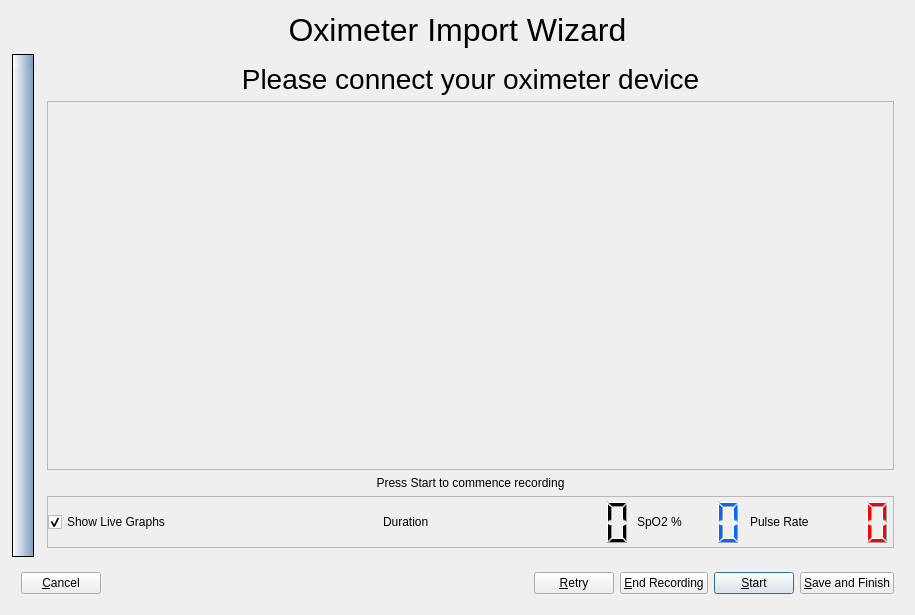
Qt form sleepyhead/oximeterimport.ui (sbonaime/sleepyhead-code.) before a commit.
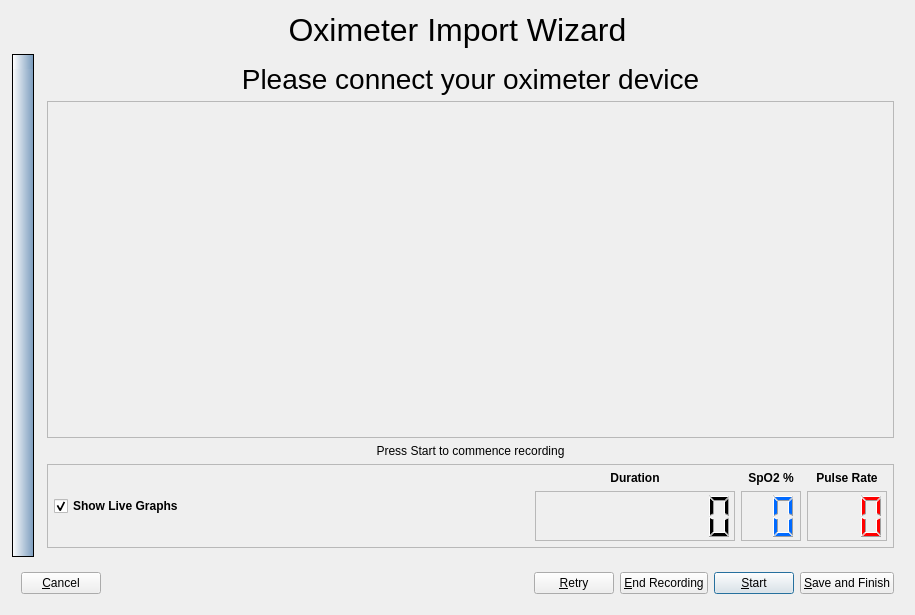
The same form after that commit. The open tabs and pages were chosen to show the change. Icons and pictures are not drawn.

Commit message: Don't update so much when live oximetry graphs are switched off

```diff
--- a/sleepyhead/oximeterimport.ui
+++ b/sleepyhead/oximeterimport.ui
@@ -970,24 +970,28 @@
            </property>
            <layout class="QHBoxLayout" name="horizontalLayout_7">
             <property name="spacing">
-             <number>4</number>
+             <number>6</number>
             </property>
             <property name="leftMargin">
-             <number>0</number>
+             <number>6</number>
             </property>
             <property name="topMargin">
-             <number>0</number>
+             <number>6</number>
             </property>
             <property name="rightMargin">
-             <number>0</number>
+             <number>6</number>
             </property>
             <property name="bottomMargin">
-             <number>0</number>
+             <number>6</number>
             </property>
-            <item>
-             <layout class="QHBoxLayout" name="horizontalLayout_6">
               <item>
                <widget class="QCheckBox" name="showLiveGraphs">
+              <property name="font">
+               <font>
+                <weight>75</weight>
+                <bold>true</bold>
+               </font>
+              </property>
                 <property name="text">
                  <string>Show Live Graphs</string>
                 </property>
@@ -1003,17 +1007,28 @@
                 </property>
                 <property name="sizeHint" stdset="0">
                  <size>
-                  <width>40</width>
+                <width>139</width>
                   <height>20</height>
                  </size>
                 </property>
                </spacer>
               </item>
+            <item>
+             <layout class="QVBoxLayout" name="verticalLayout_8">
               <item>
                <widget class="QLabel" name="label_4">
+                <property name="font">
+                 <font>
+                  <weight>75</weight>
+                  <bold>true</bold>
+                 </font>
+                </property>
                 <property name="text">
                  <string>Duration</string>
                 </property>
+                <property name="alignment">
+                 <set>Qt::AlignHCenter|Qt::AlignTop</set>
+                </property>
                </widget>
               </item>
               <item>
@@ -1021,22 +1036,35 @@
                 <property name="minimumSize">
                  <size>
                   <width>200</width>
-                  <height>0</height>
+                  <height>50</height>
                  </size>
                 </property>
                 <property name="frameShape">
-                 <enum>QFrame::NoFrame</enum>
+                 <enum>QFrame::StyledPanel</enum>
                 </property>
                 <property name="digitCount">
                  <number>8</number>
                 </property>
                </widget>
               </item>
+             </layout>
+            </item>
+            <item>
+             <layout class="QVBoxLayout" name="verticalLayout_9">
               <item>
                <widget class="QLabel" name="label_7">
+                <property name="font">
+                 <font>
+                  <weight>75</weight>
+                  <bold>true</bold>
+                 </font>
+                </property>
                 <property name="text">
                  <string>SpO2 %</string>
                 </property>
+                <property name="alignment">
+                 <set>Qt::AlignHCenter|Qt::AlignTop</set>
+                </property>
                </widget>
               </item>
               <item>
@@ -1094,18 +1122,31 @@
                  <enum>Qt::LeftToRight</enum>
                 </property>
                 <property name="frameShape">
-                 <enum>QFrame::NoFrame</enum>
+                 <enum>QFrame::StyledPanel</enum>
                 </property>
                 <property name="digitCount">
                  <number>2</number>
                 </property>
                </widget>
               </item>
+             </layout>
+            </item>
+            <item>
+             <layout class="QVBoxLayout" name="verticalLayout_14">
               <item>
                <widget class="QLabel" name="label_8">
+                <property name="font">
+                 <font>
+                  <weight>75</weight>
+                  <bold>true</bold>
+                 </font>
+                </property>
                 <property name="text">
                  <string>Pulse Rate</string>
                 </property>
+                <property name="alignment">
+                 <set>Qt::AlignHCenter|Qt::AlignTop</set>
+                </property>
                </widget>
               </item>
               <item>
@@ -1160,7 +1201,7 @@
                  </palette>
                 </property>
                 <property name="frameShape">
-                 <enum>QFrame::NoFrame</enum>
+                 <enum>QFrame::StyledPanel</enum>
                 </property>
                 <property name="smallDecimalPoint">
                  <bool>false</bool>
```
Left out of the diff: 4 changed lines with no effect on the pictures. Lines whose indentation alone changed are shown as unchanged. The commit also changes 1 other file.
